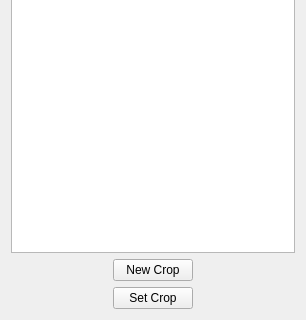
ilastik/ilastik, file ilastik/applets/cropping/cropSelectionWidget.ui: the form before one commit; both pictures show x 0 to 306 and y 516 to 836 of the 306 by 836 pixel window.
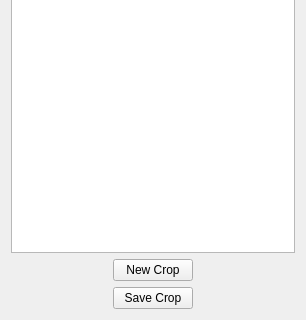
The form after the commit. Custom widgets are drawn as their Qt base class.

Commit message: "Set Crop" ---> "Save Crop"

```diff
--- a/ilastik/applets/cropping/cropSelectionWidget.ui
+++ b/ilastik/applets/cropping/cropSelectionWidget.ui
@@ -417,7 +417,7 @@
         </sizepolicy>
        </property>
        <property name="text">
-        <string>Set Crop</string>
+        <string>Save Crop</string>
        </property>
       </widget>
      </item>
```
